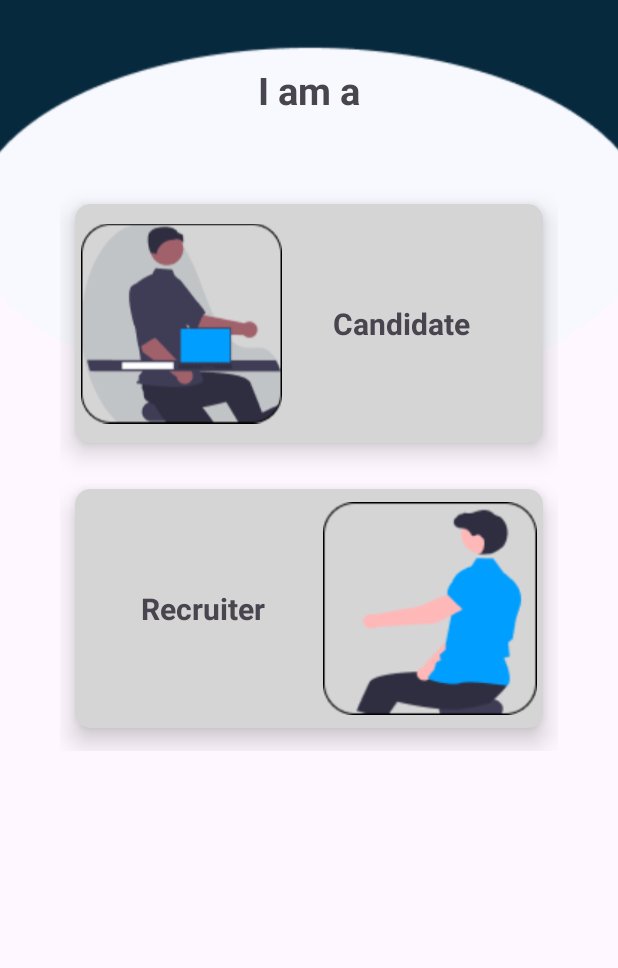
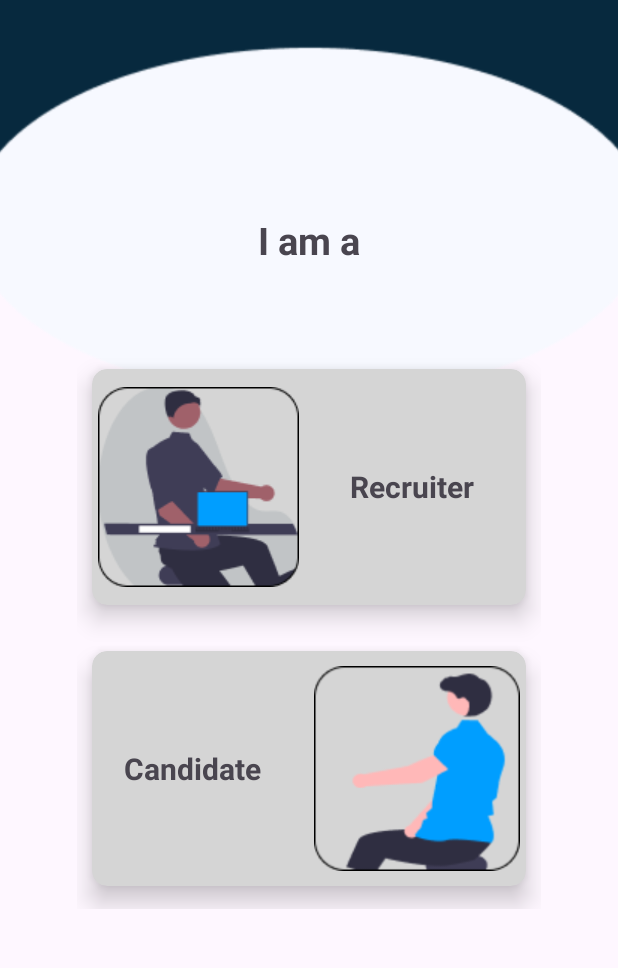
Before and after one commit to DSC-JSS-NOIDA/RAPIDHIRE-2.0, an Android app: the UserSelectionActivity screen opened directly, with no data from a screen before it, on a phone screen of 412 x 824 dp, the part 146-1114 px from its top. Run offline under Robolectric (Android 15) with nearby library versions, the phone set to English and light mode, and no system bars.

Commit message:
hacktoberfest activity_user_selection

```diff
--- a/app/src/main/res/layout/activity_user_selection.xml
+++ b/app/src/main/res/layout/activity_user_selection.xml
@@ -40,10 +40,10 @@
         android:id="@+id/t1"
         android:layout_width="wrap_content"
         android:layout_height="wrap_content"
+        android:layout_marginTop="240dp"
         android:text="I am a"
         android:textSize="25dp"
         android:textStyle="bold"
-        android:layout_marginTop="140dp"
         app:layout_constraintEnd_toEndOf="parent"
         app:layout_constraintHorizontal_bias="0.5"
         app:layout_constraintStart_toStartOf="parent"
@@ -51,12 +51,13 @@
 
     <LinearLayout
         android:id="@+id/linearLayout3"
-        android:layout_width="match_parent"
-        android:layout_height="wrap_content"
+        android:layout_width="309dp"
+        android:layout_height="375dp"
         android:layout_gravity="center"
+        android:layout_marginLeft="40dp"
+        android:layout_marginTop="30dp"
+        android:layout_marginRight="40dp"
         android:orientation="vertical"
-        android:layout_marginLeft="40dp"
-        android:layout_marginRight="40dp"
         app:layout_constraintBottom_toBottomOf="parent"
         app:layout_constraintEnd_toEndOf="parent"
         app:layout_constraintStart_toStartOf="parent"
@@ -68,11 +69,11 @@
             android:layout_width="match_parent"
             android:layout_height="190dp"
             android:layout_gravity="center"
-            app:cardBackgroundColor="#D5D5D5"
             android:layout_weight="1"
-            android:padding="4dp"
             android:clickable="true"
             android:foreground="?attr/selectableItemBackground"
+            android:padding="4dp"
+            app:cardBackgroundColor="#D5D5D5"
             app:cardCornerRadius="10dp"
             app:cardElevation="10dp"
             app:cardPreventCornerOverlap="false"
@@ -94,12 +95,11 @@
                     android:layout_gravity="center_vertical|center_horizontal"
                     android:layout_marginStart="30dp"
                     android:gravity="center"
-                    android:text="Candidate"
+                    android:text="Recruiter"
                     android:textSize="20dp"
                     android:textStyle="bold" />
 
             </LinearLayout>
-
 
 
         </androidx.cardview.widget.CardView>
@@ -109,11 +109,11 @@
             android:layout_width="match_parent"
             android:layout_height="190dp"
             android:layout_gravity="center"
-            app:cardBackgroundColor="#D5D5D5"
             android:layout_weight="1"
-            android:padding="4dp"
             android:clickable="true"
             android:foreground="?attr/selectableItemBackground"
+            android:padding="4dp"
+            app:cardBackgroundColor="#D5D5D5"
             app:cardCornerRadius="10dp"
             app:cardElevation="10dp"
             app:cardPreventCornerOverlap="false"
@@ -126,20 +126,20 @@
                 <TextView
                     android:layout_width="wrap_content"
                     android:layout_height="wrap_content"
-                    android:text="Recruiter"
-                    android:textSize="20dp"
                     android:layout_gravity="center_vertical|center_horizontal"
-                    android:layout_marginStart="40dp"
+                    android:layout_marginStart="20dp"
                     android:layout_marginEnd="30dp"
                     android:layout_weight="1"
                     android:gravity="center"
+                    android:text="Candidate"
+                    android:textSize="20dp"
                     android:textStyle="bold" />
 
                 <ImageView
                     android:layout_width="wrap_content"
                     android:layout_height="match_parent"
+                    android:layout_weight="1"
                     android:padding="4dp"
-                    android:layout_weight="1"
                     android:src="@drawable/frame_63" />
 
 
```
Also changed, not shown: 1 other file.
